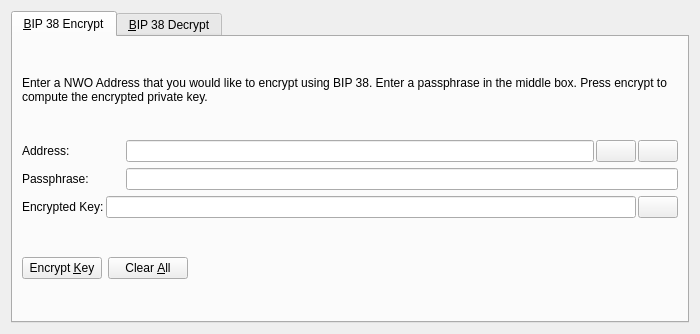
This is src/qt/forms/bip38tooldialog.ui in swampcoin/bwrgocoin as Qt 5 draws it before an edit. The edited form follows.
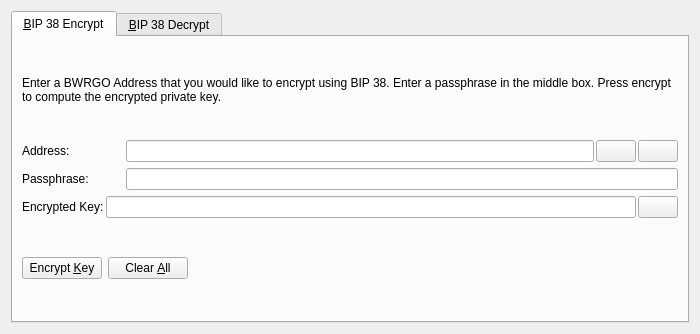
This is the edited form. The open tabs and pages were chosen to show the change. Icons and pictures are not drawn. Custom widgets are drawn as their Qt base class.

```diff
--- a/src/qt/forms/bip38tooldialog.ui
+++ b/src/qt/forms/bip38tooldialog.ui
@@ -30,7 +30,7 @@
        <item>
         <widget class="QLabel" name="infoLabel_ENC">
          <property name="text">
-          <string>Enter a NWO Address that you would like to encrypt using BIP 38. Enter a passphrase in the middle box. Press encrypt to compute the encrypted private key.</string>
+          <string>Enter a BWRGO Address that you would like to encrypt using BIP 38. Enter a passphrase in the middle box. Press encrypt to compute the encrypted private key.</string>
          </property>
          <property name="textFormat">
           <enum>Qt::PlainText</enum>
```
Left out of the diff: 8 changed lines with no effect on the pictures.
